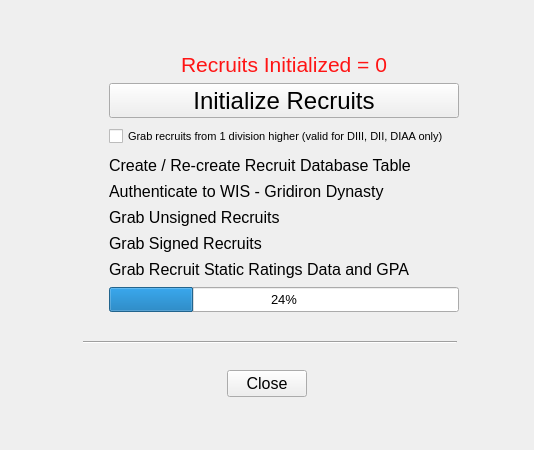
First picture: the form in UI/initializerecruits.ui, repository ebzimny01/gd-recruit, before the edit.
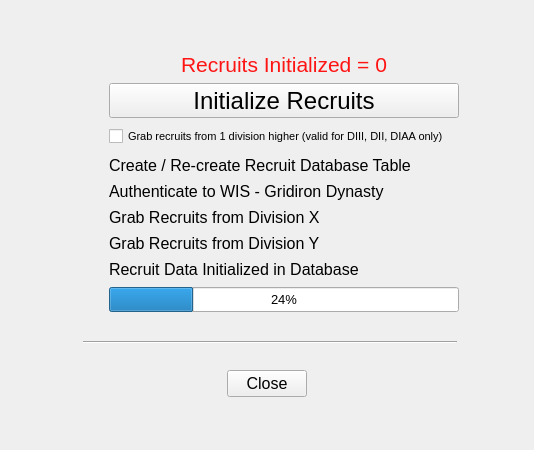
Second picture: the form after the edit. Icons and pictures are not drawn.

Commit message: Updated Recruit Initialization UI

Diff of the .ui file:
```diff
--- a/UI/initializerecruits.ui
+++ b/UI/initializerecruits.ui
@@ -70,7 +70,7 @@
         </font>
        </property>
        <property name="text">
-        <string>Grab Unsigned Recruits</string>
+        <string>Grab Recruits from Division X</string>
        </property>
       </widget>
      </item>
@@ -267,7 +267,7 @@
         </font>
        </property>
        <property name="text">
-        <string>Grab Signed Recruits</string>
+        <string>Grab Recruits from Division Y</string>
        </property>
       </widget>
      </item>
@@ -739,7 +739,7 @@
         </font>
        </property>
        <property name="text">
-        <string>Grab Recruit Static Ratings Data and GPA</string>
+        <string>Recruit Data Initialized in Database</string>
        </property>
       </widget>
      </item>
```
Left out of the diff: 12 changed lines with no effect on the pictures. The commit also changes 1 other file.
